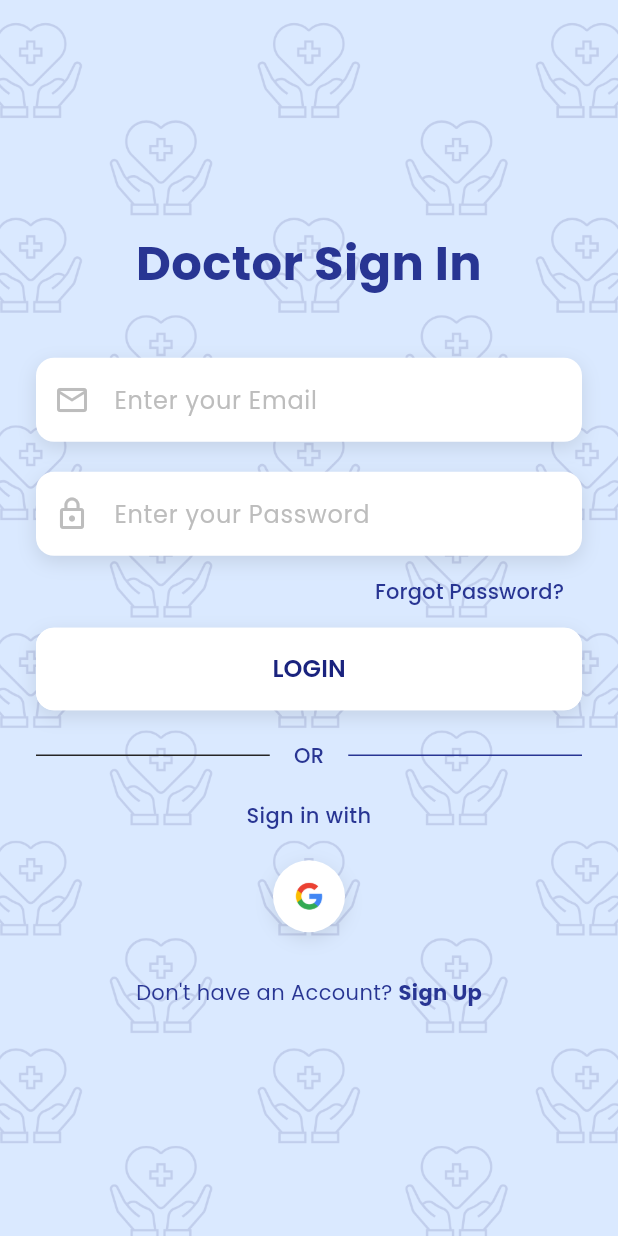
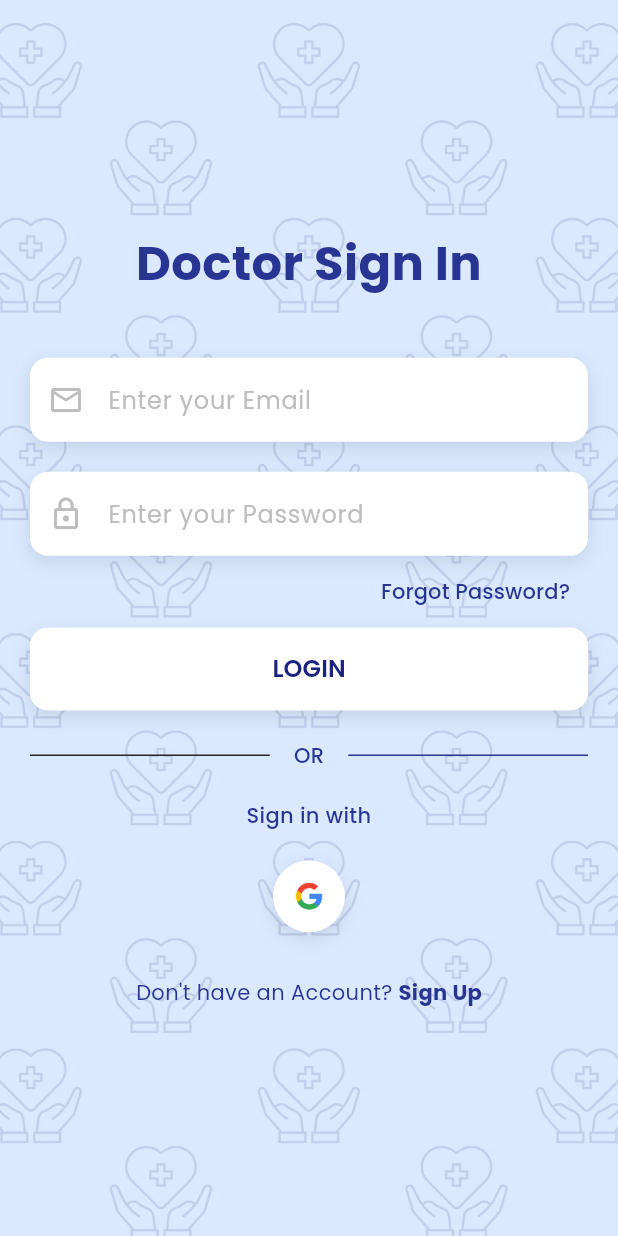
Before and after one commit to elassava/audivo, a Flutter app: the screen it shows after launch, after a tap on "Doctor Login", on a phone screen of 412 x 824 dp. Run offline on Flutter 3.47's test engine with Material 3 defaults, Android fonts, the phone set to English and light mode, and no system bars; our stand-ins replace audioplayers, cloud_firestore, firebase_auth, firebase_core, firebase_storage, fl_chart and 4 more; accounts and stored records are empty; network calls fail.

Commit message:
screen cut

```diff
--- a/lib/screens/doctor_login.dart
+++ b/lib/screens/doctor_login.dart
@@ -440,15 +440,18 @@ class _DoctorLoginScreenState extends State<DoctorLoginScreen> {
   Widget build(BuildContext context) {
     return Scaffold(
       body: Container(
+        height: MediaQuery.of(context).size.height,
         decoration: BoxDecoration(
           image: DecorationImage(
             image: AssetImage('assets/images/background.png'),
             fit: BoxFit.cover,
           ),
         ),
-        child: SafeArea(
+        child: SingleChildScrollView(
+          child: Container(
+            height: MediaQuery.of(context).size.height,
             child: Padding(
-            padding: const EdgeInsets.all(24.0),
+              padding: EdgeInsets.all(20.0),
               child: Center(
                 child: SingleChildScrollView(
                   child: Column(
@@ -685,6 +688,7 @@ class _DoctorLoginScreenState extends State<DoctorLoginScreen> {
             ),
           ),
         ),
+      ),
     );
   }
 }
--- a/lib/screens/intro_screen.dart
+++ b/lib/screens/intro_screen.dart
@@ -167,7 +167,7 @@ class _IntroScreenState extends State<IntroScreen> with TickerProviderStateMixin
                       opacity: _textOpacity,
                       child: ShaderMask(
                         shaderCallback: (bounds) => LinearGradient(
-                          colors: [Color(0xFF1A237E), Color(0xFF5C6BC0)],
+                          colors: [Color(0xFF1A237E), Color(0xFF1A237E)],
                         ).createShader(bounds),
                         child: Text(
                           'Welcome to Audivo!',
```
Also changed, not shown: lib/screens/patient_login.dart (+9 -0 lines), assets/images/iconi.png, assets/images/oldi.png (added). Lines whose indentation alone changed are shown as unchanged.
